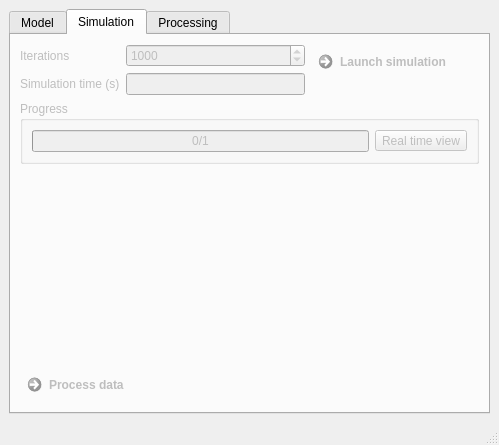
The window that moldyn/ui/qt/mainwindow.ui (open-moldyn/moldyn) describes before a commit, drawn with Qt 5.
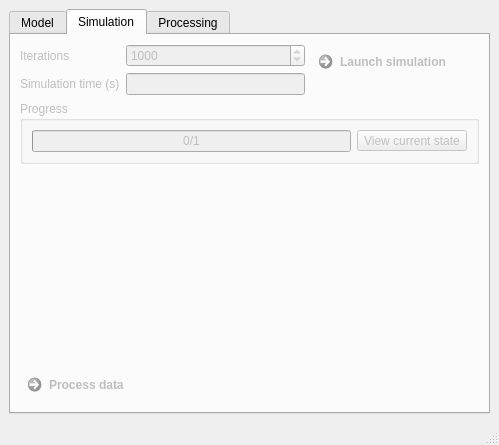
The same window after the commit. The open tabs and pages were chosen to show the change.

Commit message: Indication de progression de simulation

The edit to the form file:
```diff
--- a/moldyn/ui/qt/mainwindow.ui
+++ b/moldyn/ui/qt/mainwindow.ui
@@ -107,7 +107,7 @@
            <item row="0" column="1">
             <widget class="QToolButton" name="RTViewBtn">
              <property name="text">
-              <string>Real time view</string>
+              <string>View current state</string>
              </property>
             </widget>
            </item>
```
The commit also changes 2 other files.
